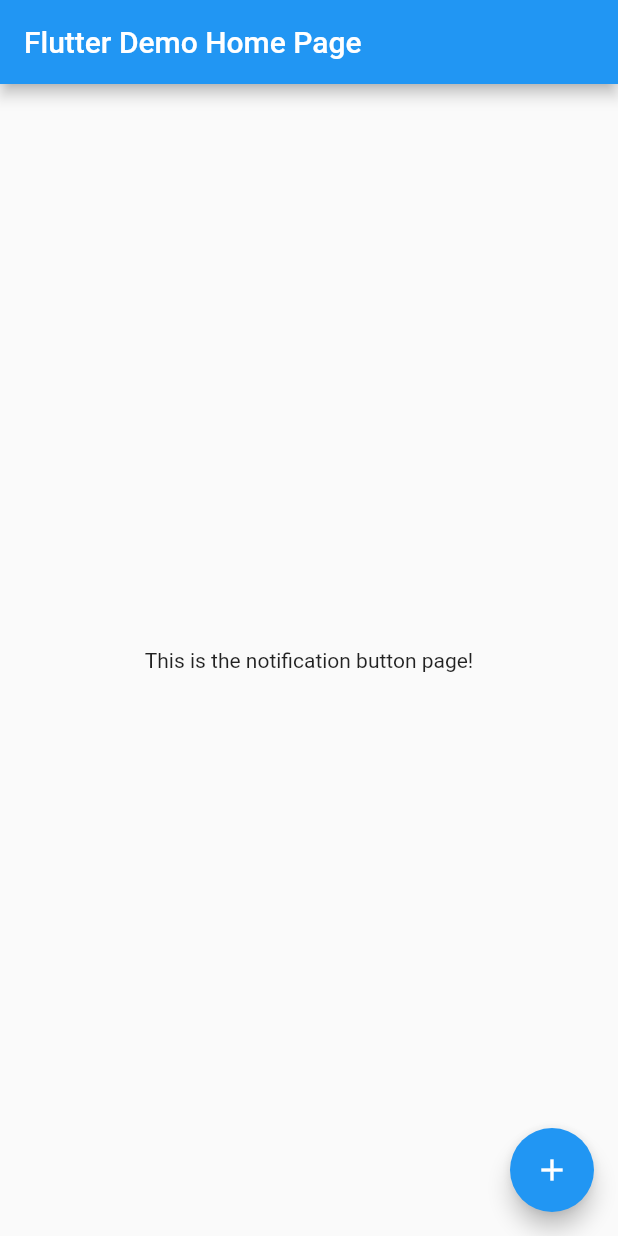
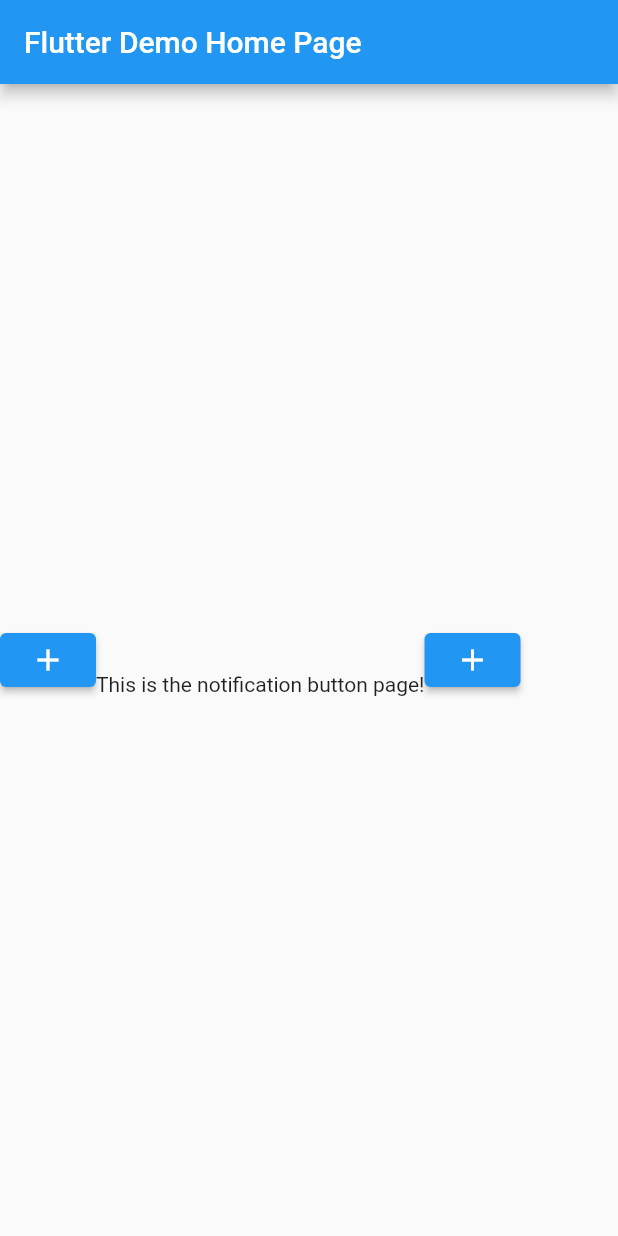
Before and after one commit to 4ntonio-lu/Junior-Project, a Flutter app: the screen it shows after launch, after a tap on the "add" icon, on a phone screen of 412 x 824 dp. Run offline on Flutter 3.47's test engine with Material 2 defaults, Android fonts, the phone set to English and light mode, and no system bars; our stand-ins replace awesome_notifications; statements that could not run were skipped.

Commit message:
Semi functional exact notif button, must patch EXACT_ALARM issue

```diff
--- a/lib/main.dart
+++ b/lib/main.dart
@@ -5,6 +5,8 @@ import 'notifications.dart';
 import 'dart:convert';
 import 'dart:async';
 import 'dart:io';
+import 'package:junior_project_three/utilities.dart';
+
 
 void main() async {
   AwesomeNotifications().initialize(null, [
@@ -14,8 +16,19 @@ void main() async {
       channelDescription: 'hey',
       importance: NotificationImportance.High,
       channelShowBadge: true,
-    )
-  ]);
+    ),
+    NotificationChannel(
+      channelKey: 'schedule_channel',
+      channelName: 'Scheduled Notifications',
+      defaultColor: Colors.red,
+      channelDescription: 'timed',
+     // channelShowBadge: true,
+      locked: true,
+      importance: NotificationImportance.High,
+      //soundSource: 'resource://raw/res_custom_notification'
+    ),
+  ],
+  );
   runApp(const MyApp());
   PrintReminders(await ReadReminders());
 }
@@ -217,19 +230,34 @@ class _MyHomePageState extends State<MyHomePage> {
           title: Text(widget.title),
         ),
         body: Center(
-          child: Column(
-            mainAxisAlignment: MainAxisAlignment.center,
-            children: const <Widget>[
+          child: Row(
+            crossAxisAlignment: CrossAxisAlignment.end,
+            children: [
+              ElevatedButton(
+                  onPressed: createNotification,
+                 // tooltip: 'Notify',
+                  child: Icon(Icons.add)),
               Text(
                 'This is the notification button page!',
               ),
-            ],
-          ),
-        ),
-        floatingActionButton: const FloatingActionButton(
-          onPressed: createNotification, //_incrementCounter,
-          tooltip: 'Increment',
-          child: Icon(Icons.add),
-        ));
+              ElevatedButton(
+                  onPressed: () async {
+                    NotificationWeekAndTime? pickedSchedule =
+                    await pickSchedule(context);
+
+                    if (pickedSchedule != null) {
+                      createReminderNotification(pickedSchedule);
+                    }
+
+
+    },  child: Icon(Icons.add),
+
+              ) ],
+
+            ),
+
+
+       ),
+    );
   }
 }
```
Also changed, not shown: lib/notifications.dart (+31 -1 lines), lib/utilities.dart (+84 -1 lines).
